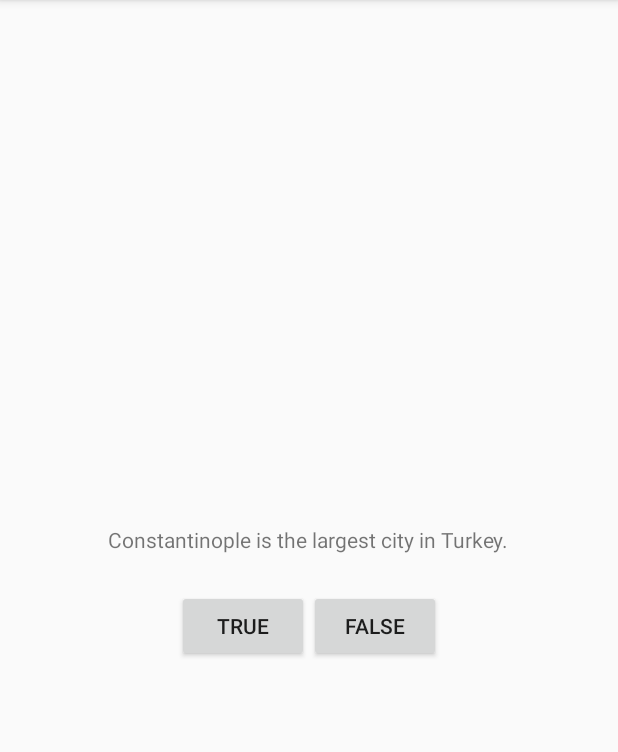
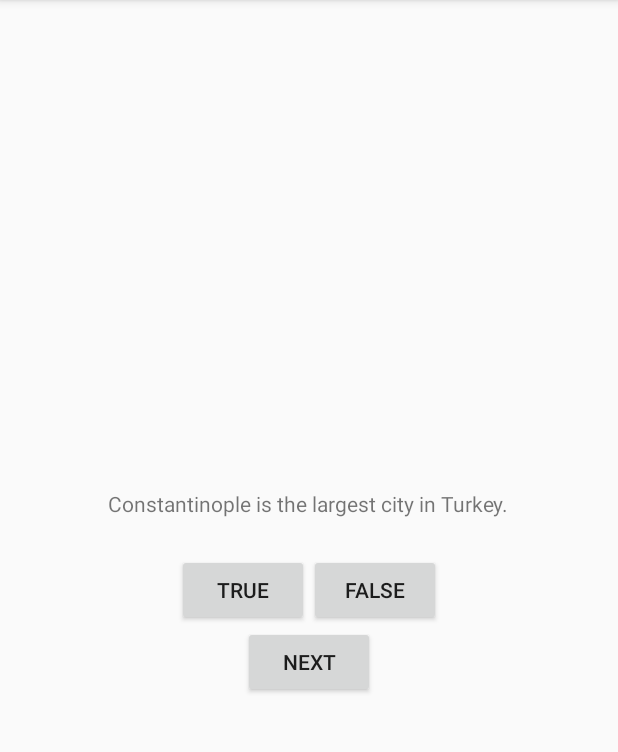
Before and after one commit to DanArcos/MapQuiz, an Android app: the screen it shows after launch (QuizActivity), on a phone screen of 412 x 824 dp, the part 84-836 px from its top. Run offline under Robolectric (Android 15) with nearby library versions, the phone set to English and light mode, and no system bars.

Commit message:
activity_quiz.xml - added next button to swap through different question strings.xml - added value for next button

```diff
--- a/app/src/main/res/layout/activity_quiz.xml
+++ b/app/src/main/res/layout/activity_quiz.xml
@@ -30,4 +30,10 @@
 
     </LinearLayout>
 
+    <Button
+        android:id="@+id/next_button"
+        android:layout_width="wrap_content"
+        android:layout_height="wrap_content"
+        android:text="@string/next_button"/>
+
 </LinearLayout>
--- a/app/src/main/res/values/strings.xml
+++ b/app/src/main/res/values/strings.xml
@@ -4,8 +4,10 @@
     <string name="app_name">MapQuiz</string>
 
     <string name="question_text">Constantinople is the largest city in Turkey.</string>
+
     <string name="true_button">True</string>
     <string name="false_button">False</string>
+    <string name="next_button">Next</string>
 
     <string name="correct_toast">Correct!</string>
     <string name="incorrect_toast">Incorrect!</string>
```
